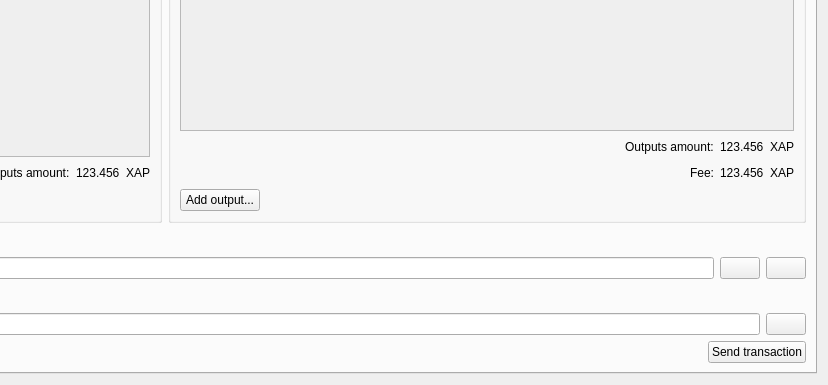
bitcoinair/bitcoin-air-blockchain-v1.0, file src/qt/forms/multisigdialog.ui: the form before one commit; both pictures show x 499 to 1327 and y 210 to 595 of the 1327 by 595 pixel window.
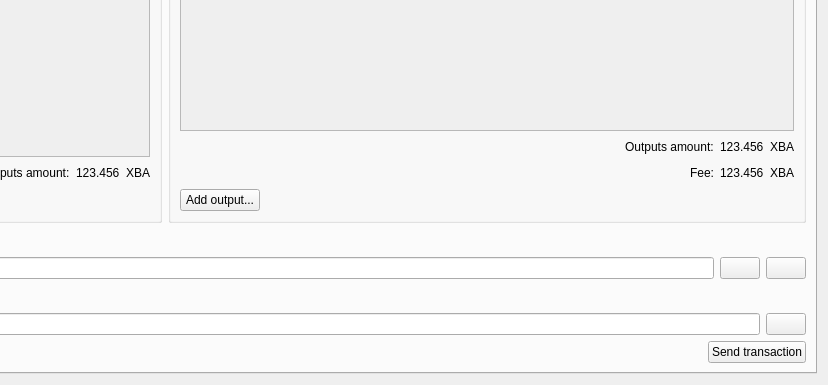
The form after the commit. The open tabs and pages were chosen to show the change. Icons and pictures are not drawn.

What changed in the file:
```diff
--- a/src/qt/forms/multisigdialog.ui
+++ b/src/qt/forms/multisigdialog.ui
@@ -399,7 +399,7 @@
                 <item>
                  <widget class="QLabel" name="label">
                   <property name="text">
-                   <string>XAP</string>
+                   <string>XBA</string>
                   </property>
                  </widget>
                 </item>
@@ -518,7 +518,7 @@
                 <item>
                  <widget class="QLabel" name="label_2">
                   <property name="text">
-                   <string>XAP</string>
+                   <string>XBA</string>
                   </property>
                  </widget>
                 </item>
@@ -556,7 +556,7 @@
                 <item>
                  <widget class="QLabel" name="label_3">
                   <property name="text">
-                   <string>XAP</string>
+                   <string>XBA</string>
                   </property>
                  </widget>
                 </item>
```
